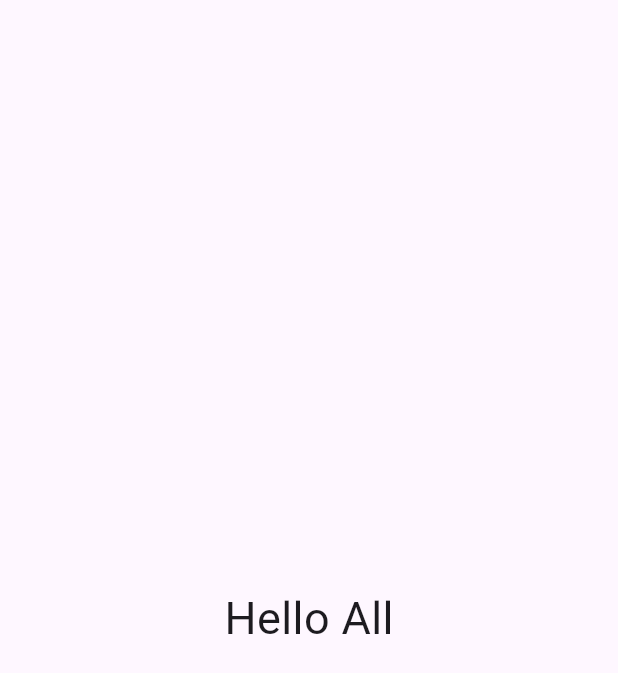
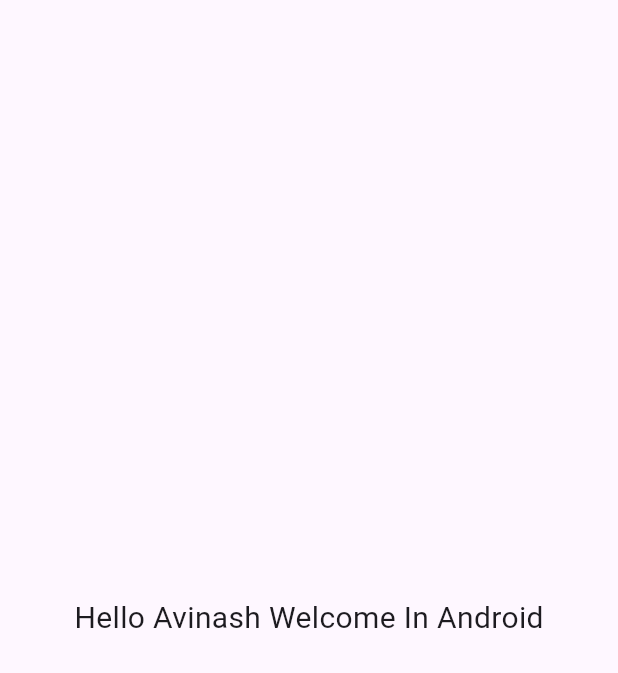
Before and after one commit to Avinash174/Hive-DB-Practice, a Flutter app: the screen it shows after launch, on a phone screen of 412 x 824 dp. Shown: the top 673 px of the screen. Run offline on Flutter 3.47's test engine with Material 3 defaults, Android fonts, the phone set to English and light mode, and no system bars.

Commit message:
new code

```diff
--- a/lib/first.dart
+++ b/lib/first.dart
@@ -19,8 +19,10 @@
         children: [
           Center(
             child: Text(
-              Platform.isAndroid ? 'Hello All' : 'Hello Avinash Welcome iOS',
-              style: TextStyle(fontSize: Platform.isAndroid ? 30 : 20),
+              Platform.isAndroid
+                  ? 'Hello Avinash Welcome In Android'
+                  : 'Hello Avinash Welcome iOS',
+              style: TextStyle(fontSize: Platform.isAndroid ? 20 : 30),
             ),
           ),
         ],
```
